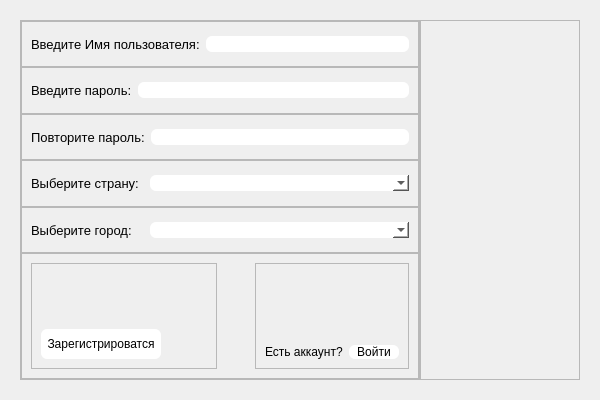
The window that UI/register.ui (TmT4elovek/Everyday-Application) describes before a commit, drawn with Qt 5.
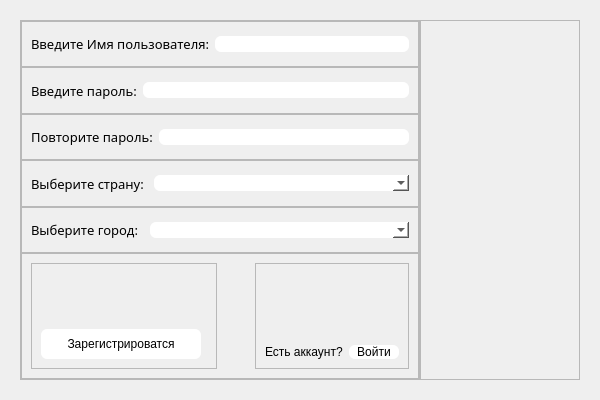
The same window after the commit.

```diff
--- a/UI/register.ui
+++ b/UI/register.ui
@@ -99,6 +99,9 @@
        </property>
        <item>
         <widget class="QFrame" name="nickname">
+         <property name="styleSheet">
+          <string notr="true">font: 87 10pt &quot;Segoe UI Black&quot;;</string>
+         </property>
          <property name="frameShape">
           <enum>QFrame::StyledPanel</enum>
          </property>
@@ -110,7 +113,11 @@
            <widget class="QLabel" name="label_nickname">
             <property name="font">
              <font>
+              <family>Segoe UI Black</family>
               <pointsize>10</pointsize>
+              <weight>10</weight>
+              <italic>false</italic>
+              <bold>false</bold>
              </font>
             </property>
             <property name="text">
@@ -134,6 +141,9 @@
        </item>
        <item>
         <widget class="QFrame" name="password">
+         <property name="styleSheet">
+          <string notr="true">font: 87 10pt &quot;Segoe UI Black&quot;;</string>
+         </property>
          <property name="frameShape">
           <enum>QFrame::StyledPanel</enum>
          </property>
@@ -145,7 +155,11 @@
            <widget class="QLabel" name="label">
             <property name="font">
              <font>
+              <family>Segoe UI Black</family>
               <pointsize>10</pointsize>
+              <weight>10</weight>
+              <italic>false</italic>
+              <bold>false</bold>
              </font>
             </property>
             <property name="text">
@@ -178,6 +192,9 @@
        </item>
        <item>
         <widget class="QFrame" name="double_pass">
+         <property name="styleSheet">
+          <string notr="true">font: 87 10pt &quot;Segoe UI Black&quot;;</string>
+         </property>
          <property name="frameShape">
           <enum>QFrame::StyledPanel</enum>
          </property>
@@ -189,7 +206,11 @@
            <widget class="QLabel" name="label_3">
             <property name="font">
              <font>
+              <family>Segoe UI Black</family>
               <pointsize>10</pointsize>
+              <weight>10</weight>
+              <italic>false</italic>
+              <bold>false</bold>
              </font>
             </property>
             <property name="text">
@@ -222,6 +243,9 @@
        </item>
        <item>
         <widget class="QFrame" name="country">
+         <property name="styleSheet">
+          <string notr="true">font: 87 10pt &quot;Segoe UI Black&quot;;</string>
+         </property>
          <property name="frameShape">
           <enum>QFrame::StyledPanel</enum>
          </property>
@@ -231,6 +255,12 @@
          <layout class="QHBoxLayout" name="horizontalLayout_6">
           <item>
            <widget class="QLabel" name="label_4">
+            <property name="minimumSize">
+             <size>
+              <width>117</width>
+              <height>0</height>
+             </size>
+            </property>
             <property name="maximumSize">
              <size>
               <width>113</width>
@@ -239,7 +269,11 @@
             </property>
             <property name="font">
              <font>
+              <family>Segoe UI Black</family>
               <pointsize>10</pointsize>
+              <weight>10</weight>
+              <italic>false</italic>
+              <bold>false</bold>
              </font>
             </property>
             <property name="text">
@@ -266,6 +300,9 @@
        </item>
        <item>
         <widget class="QFrame" name="city">
+         <property name="styleSheet">
+          <string notr="true">font: 87 10pt &quot;Segoe UI Black&quot;;</string>
+         </property>
          <property name="frameShape">
           <enum>QFrame::StyledPanel</enum>
          </property>
@@ -283,7 +320,11 @@
             </property>
             <property name="font">
              <font>
+              <family>Segoe UI Black</family>
               <pointsize>10</pointsize>
+              <weight>10</weight>
+              <italic>false</italic>
+              <bold>false</bold>
              </font>
             </property>
             <property name="text">
@@ -355,7 +396,7 @@
                </property>
                <property name="maximumSize">
                 <size>
-                 <width>120</width>
+                 <width>160</width>
                  <height>16777215</height>
                 </size>
                </property>
```
Left out of the diff: 12 changed lines with no effect on the pictures.
